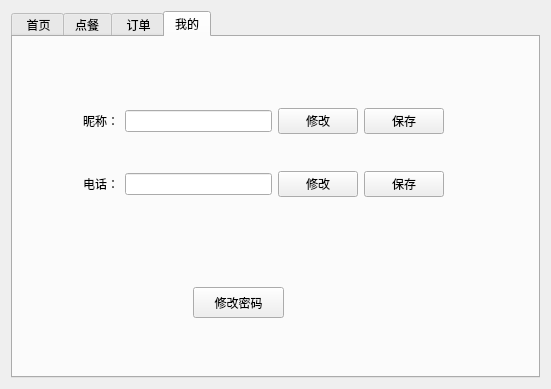
Before: the Qt Designer form customerwidget.ui in Hami-8/C-HomeWork, drawn with Qt 5.
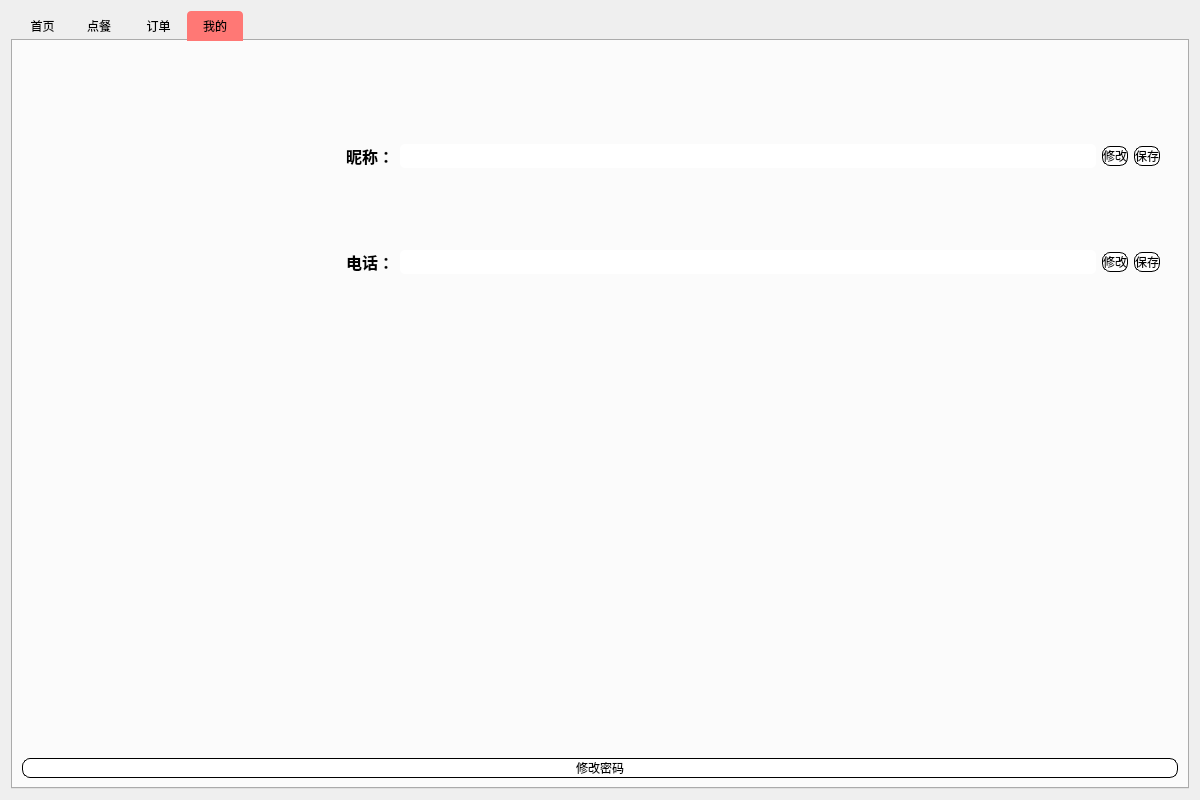
After: the same form once the commit is applied. The open tabs and pages were chosen to show the change. Icons and pictures are not drawn.

What changed in the file:
```diff
--- a/customerwidget.ui
+++ b/customerwidget.ui
@@ -6,18 +6,131 @@
    <rect>
     <x>0</x>
     <y>0</y>
-    <width>551</width>
-    <height>389</height>
+    <width>1200</width>
+    <height>800</height>
    </rect>
   </property>
+  <property name="minimumSize">
+   <size>
+    <width>1200</width>
+    <height>800</height>
+   </size>
+  </property>
   <property name="windowTitle">
    <string>Form</string>
   </property>
+  <property name="styleSheet">
+   <string notr="true">/* 设置窗口背景色 */
+QWidget {
+    /*background-color: white;*/
+}
+
+/* 设置LineEdit样式 */
+QLineEdit {
+    /*background-color: white;*/
+    
+	font: 12pt &quot;华光大黑_CNKI&quot;;
+    border-radius: 5px;
+    padding: 4px 8px;
+}
+
+/* 设置Label样式 */
+QLabel {
+    
+    font-size: 12pt;
+    font-weight: bold;
+}
+/* 设置按钮样式 */
+QPushButton {
+    background-color: white;
+    color: black; /* 红色 */
+    border: 1px solid black;  /*红色边框 */
+    border-radius: 8px;
+    /*padding: 8px 16px;*/
+	font: 9pt &quot;华光综艺_CNKI&quot;;
+width: 3.5em; /* 设置按钮的宽度为字体大小的1.2倍 */
+    height: 2em; /* 设置按钮的高度为字体大小的1.2倍 */
+}
+
+QPushButton:hover {
+    background-color: #ff7875; /* 深红色 */
+    color: white;
+}
+
+QPushButton:pressed {
+    background-color: #d32f2f; /* 点击时的深红色 */
+    color: white;
+}
+/* 设置TableWidget样式 */
+QTableView {
+    /*background-color: white;*/
+    alternate-background-color: #f0f0f0; /* 浅灰色 */
+    border: none;
+}
+
+QTableView::item:selected {
+    background-color: #ff7875; /* 深红色 */
+    color: white;
+}
+QTableView::horizontalHeader {
+    font-family: Arial;
+    font-size: 12px;
+	font: 12pt &quot;华光标题黑_CNKI&quot;;
+}
+
+/* 设置TabWidget样式 */
+QTabWidget {
+    /*background-color: white;*/
+}
+
+QTabWidget::pane {
+    /*border: none;*/
+}
+
+QTabBar::tab {
+    /*background-color: white;  红色 */
+    color: black;
+    border-top-left-radius: 4px;
+    border-top-right-radius: 4px;
+    padding: 8px 16px;
+	
+	
+	font: 12pt &quot;华光中长宋_CNKI&quot;;
+width: 3.5em; /* 设置按钮的宽度为字体大小的1.2倍 */
+    height: 2em; /* 设置按钮的高度为字体大小的1.2倍 */
+}
+
+QTabBar::tab:selected {
+    background-color: #ff7875; /* 深红色 */
+}
+</string>
+  </property>
   <layout class="QHBoxLayout" name="horizontalLayout">
    <item>
     <widget class="QTabWidget" name="customerWidget">
+     <property name="focusPolicy">
+      <enum>Qt::NoFocus</enum>
+     </property>
+     <property name="styleSheet">
+      <string notr="true"/>
+     </property>
+     <property name="tabPosition">
+      <enum>QTabWidget::North</enum>
+     </property>
+     <property name="tabShape">
+      <enum>QTabWidget::Rounded</enum>
+     </property>
      <property name="currentIndex">
-      <number>3</number>
+      <number>0</number>
+     </property>
+     <property name="elideMode">
+      <enum>Qt::ElideNone</enum>
+     </property>
+     <property name="usesScrollButtons">
+      <bool>true</bool>
+     </property>
+     <property name="documentMode">
+      <bool>false</bool>
      </property>
      <widget class="QWidget" name="homePageTab">
       <attribute name="title">
@@ -27,7 +140,7 @@
        <item>
         <widget class="QStackedWidget" name="homePage_stacked">
          <property name="currentIndex">
-          <number>1</number>
+          <number>0</number>
          </property>
          <widget class="QWidget" name="page">
           <layout class="QHBoxLayout" name="horizontalLayout_2">
@@ -39,8 +152,35 @@
                <verstretch>0</verstretch>
               </sizepolicy>
              </property>
+             <property name="styleSheet">
+              <string notr="true">
+/* 设置按钮样式 */
+QPushButton {
+	background-image: url(:/picture/8.jpg); /* 设置按钮的背景图像 */
+    background-repeat: no-repeat; /* 禁止背景图像重复 */
+    background-position: center; /* 设置背景图像在按钮中的位置为居中 */
+	background-size: cover; /* 让背景图像铺满整个按钮 */
+    background-color: white;
+    color: black; /* 红色 */
+    border: 1px solid black;  /*红色边框 */
+    border-radius: 8px;
+    /*padding: 8px 16px;*/
+	font: 9pt &quot;华光胖头鱼_CNKI&quot;;
+	font: 20pt &quot;华光综艺_CNKI&quot;;
+}
+
+QPushButton:hover {
+    background-color: white; /* 深红色 */
+    color: white;
+}
+
+QPushButton:pressed {
+    background-color: #d32f2f; /* 点击时的深红色 */
+    color: white;
+}</string>
+             </property>
              <property name="text">
-              <string>到店自取</string>
+              <string/>
              </property>
             </widget>
            </item>
@@ -52,8 +192,34 @@
                <verstretch>0</verstretch>
               </sizepolicy>
              </property>
+             <property name="styleSheet">
+              <string notr="true">/* 设置按钮样式 */
+QPushButton {
+	background-image: url(:/picture/9.jpg); /* 设置按钮的背景图像 */
+    background-repeat: no-repeat; /* 禁止背景图像重复 */
+    background-position: center; /* 设置背景图像在按钮中的位置为居中 */
+	background-size: cover; /* 让背景图像铺满整个按钮 */
+    background-color: white;
+    color: black; /* 红色 */
+    border: 1px solid black;  /*红色边框 */
+    border-radius: 8px;
+    /*padding: 8px 16px;*/
+	font: 9pt &quot;华光胖头鱼_CNKI&quot;;
+	font: 20pt &quot;华光综艺_CNKI&quot;;
+}
+
+QPushButton:hover {
+    background-color: white; /* 深红色 */
+    color: white;
+}
+
+QPushButton:pressed {
+    background-color: #d32f2f; /* 点击时的深红色 */
+    color: white;
+}</string>
+             </property>
              <property name="text">
-              <string> 雪王外送</string>
+              <string/>
              </property>
             </widget>
            </item>
@@ -127,6 +293,12 @@
            </item>
            <item>
             <widget class="QTabWidget" name="menuTabWidget">
+             <property name="minimumSize">
+              <size>
+               <width>0</width>
+               <height>0</height>
+              </size>
+             </property>
              <property name="currentIndex">
               <number>1</number>
              </property>
@@ -269,23 +441,26 @@
       <attribute name="title">
        <string>我的</string>
       </attribute>
+      <layout class="QVBoxLayout" name="verticalLayout_5">
+       <item>
+        <widget class="QWidget" name="widget_8" native="true">
+         <layout class="QHBoxLayout" name="horizontalLayout_12">
+          <item>
+           <widget class="QWidget" name="widget_7" native="true">
+            <property name="minimumSize">
+             <size>
+              <width>300</width>
+              <height>300</height>
+             </size>
+            </property>
+            <property name="styleSheet">
+             <string notr="true">image: url(://picture/logo2.png);</string>
+            </property>
+           </widget>
+          </item>
+          <item>
       <widget class="QWidget" name="widget_3" native="true">
-       <property name="geometry">
-        <rect>
-         <x>70</x>
-         <y>40</y>
-         <width>361</width>
-         <height>151</height>
-        </rect>
-       </property>
        <layout class="QGridLayout" name="gridLayout">
-        <item row="0" column="0">
-         <widget class="QLabel" name="nickLabel">
-          <property name="text">
-           <string>昵称：</string>
-          </property>
-         </widget>
-        </item>
         <item row="0" column="1">
          <widget class="QLineEdit" name="nickLineEdit"/>
         </item>
@@ -303,6 +478,16 @@
           </property>
          </widget>
         </item>
+             <item row="0" column="0">
+              <widget class="QLabel" name="nickLabel">
+               <property name="text">
+                <string>昵称：</string>
+               </property>
+              </widget>
+             </item>
+             <item row="1" column="1">
+              <widget class="QLineEdit" name="phoneLineEdit"/>
+             </item>
         <item row="1" column="0">
          <widget class="QLabel" name="phoneLabel">
           <property name="text">
@@ -310,16 +495,6 @@
           </property>
          </widget>
         </item>
-        <item row="1" column="1">
-         <widget class="QLineEdit" name="phoneLineEdit"/>
-        </item>
-        <item row="1" column="2">
-         <widget class="QPushButton" name="changePhoneButton">
-          <property name="text">
-           <string>修改</string>
-          </property>
-         </widget>
-        </item>
         <item row="1" column="3">
          <widget class="QPushButton" name="savePhoneButton">
           <property name="text">
@@ -327,21 +502,40 @@
           </property>
          </widget>
         </item>
-       </layout>
-      </widget>
+             <item row="1" column="2">
+              <widget class="QPushButton" name="changePhoneButton">
+               <property name="text">
+                <string>修改</string>
+               </property>
+              </widget>
+             </item>
+            </layout>
+           </widget>
+          </item>
+         </layout>
+        </widget>
+       </item>
+       <item>
+        <spacer name="verticalSpacer">
+         <property name="orientation">
+          <enum>Qt::Vertical</enum>
+         </property>
+         <property name="sizeHint" stdset="0">
+          <size>
+           <width>20</width>
+           <height>40</height>
+          </size>
+         </property>
+        </spacer>
+       </item>
+       <item>
       <widget class="QPushButton" name="changePasswordButton">
-       <property name="geometry">
-        <rect>
-         <x>180</x>
-         <y>250</y>
-         <width>91</width>
-         <height>31</height>
-        </rect>
-       </property>
        <property name="text">
         <string>修改密码</string>
        </property>
       </widget>
+       </item>
+      </layout>
      </widget>
     </widget>
    </item>
```
Lines whose indentation alone changed are shown as unchanged.
